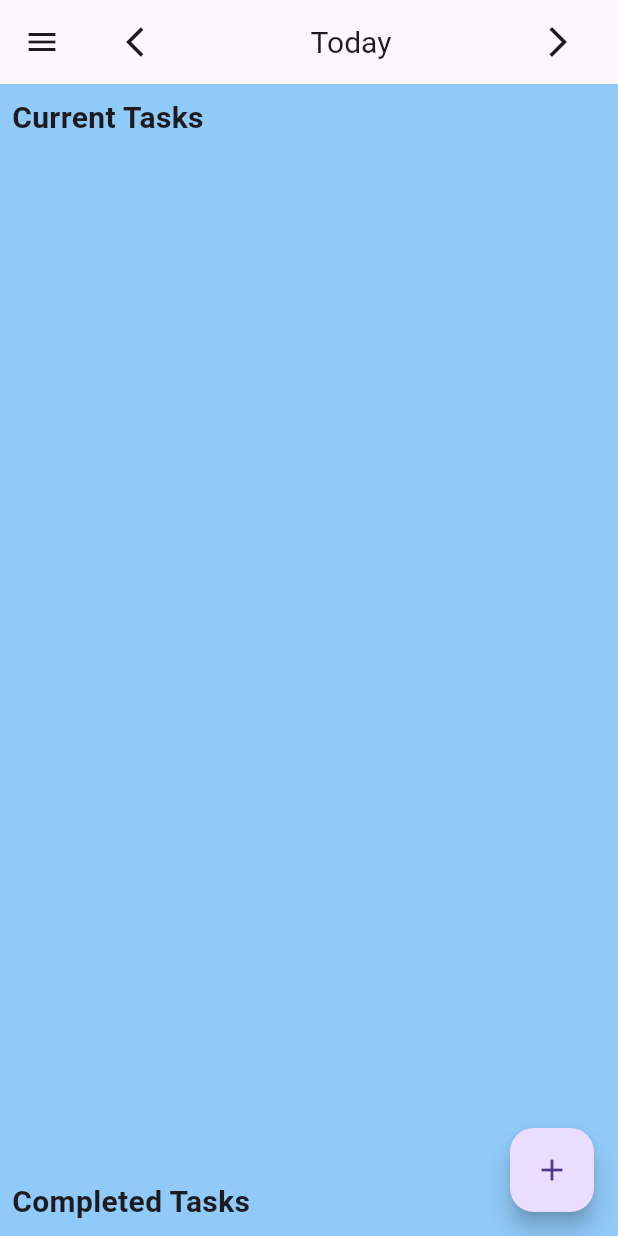
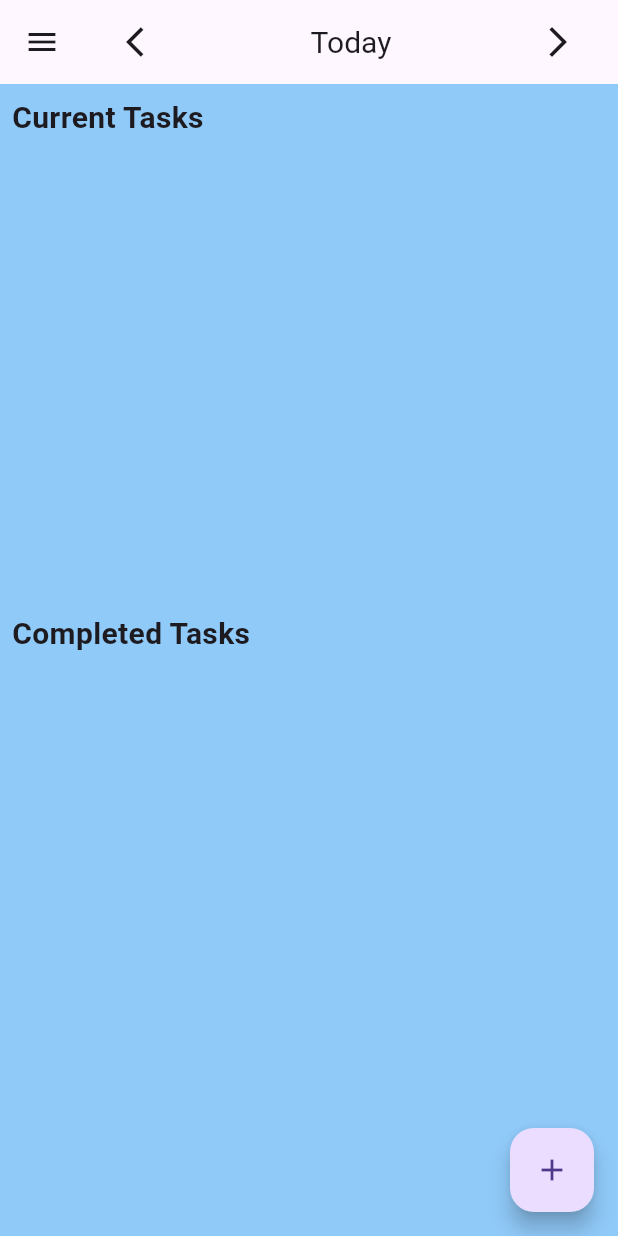
Before and after one commit to ntua-el19879a/HCI_proj, a Flutter app: the HomeScreen screen opened by its route, on a phone screen of 412 x 824 dp. Run offline on Flutter 3.47's test engine with Material 3 defaults, Android fonts, the light colour scheme and no system bars; our stand-ins replace audioplayers, cloud_firestore, firebase_auth, firebase_core, flutter_local_notifications, geocoding and 4 more; missing offline and left inert: bcrypt; accounts and stored records are empty.

Commit message:
Completed tasks proper placement

```diff
--- a/lib/screens/home_screen.dart
+++ b/lib/screens/home_screen.dart
@@ -209,9 +209,8 @@ class _HomeScreenState extends State<HomeScreen> {
                   ),
                 ),
 
-                ListView.builder(
-                  shrinkWrap: true,
-                  physics: const NeverScrollableScrollPhysics(),
+              Expanded(
+                child: ListView.builder(
                   itemCount: completedTasks.length,
                   itemBuilder: (context, index) {
                     final task = completedTasks[index];
@@ -233,13 +232,13 @@ class _HomeScreenState extends State<HomeScreen> {
                               builder: (context) => AddTaskScreen(task: task),
                             ),
                           );
-
-
                         },
                       ),
                     );
                   },
                 ),
+              ),
+              SizedBox(height: 80),
             ],
           );
         },
```
Lines whose indentation alone changed are shown as unchanged.
